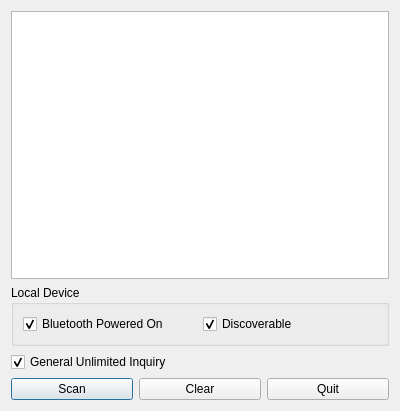
Old version of the form Qt/my_old_programm/Bluetooth/btscanner/src/ui/device.ui in the repository RinatB2017/mega_GIT.
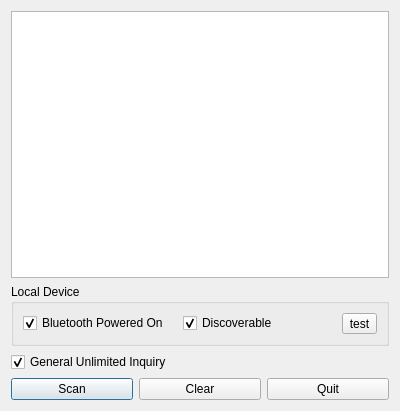
New version of the form.

```diff
--- a/Qt/my_old_programm/Bluetooth/btscanner/src/ui/device.ui
+++ b/Qt/my_old_programm/Bluetooth/btscanner/src/ui/device.ui
@@ -43,6 +43,13 @@
         </property>
        </widget>
       </item>
+      <item>
+       <widget class="QToolButton" name="btn_test">
+        <property name="text">
+         <string>test</string>
+        </property>
+       </widget>
+      </item>
      </layout>
     </widget>
    </item>
```
